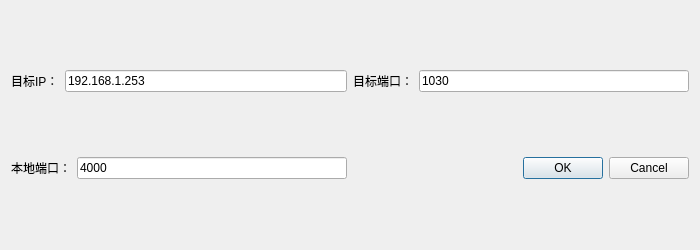
Qt form BMS/dialog.ui (Dory-L/BMS) before a commit.
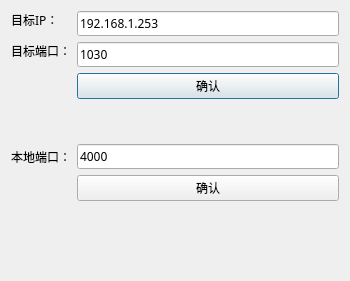
The same form after that commit.

What changed in the file:
```diff
--- a/BMS/dialog.ui
+++ b/BMS/dialog.ui
@@ -6,20 +6,26 @@
    <rect>
     <x>0</x>
     <y>0</y>
-    <width>700</width>
-    <height>250</height>
+    <width>350</width>
+    <height>281</height>
    </rect>
   </property>
+  <property name="sizePolicy">
+   <sizepolicy hsizetype="Fixed" vsizetype="Fixed">
+    <horstretch>0</horstretch>
+    <verstretch>0</verstretch>
+   </sizepolicy>
+  </property>
   <property name="minimumSize">
    <size>
-    <width>700</width>
-    <height>250</height>
+    <width>350</width>
+    <height>240</height>
    </size>
   </property>
   <property name="maximumSize">
    <size>
-    <width>700</width>
-    <height>250</height>
+    <width>350</width>
+    <height>281</height>
    </size>
   </property>
   <property name="windowTitle">
@@ -27,8 +33,8 @@
   </property>
   <layout class="QGridLayout" name="gridLayout">
    <item row="0" column="0">
-    <layout class="QHBoxLayout" name="horizontalLayout_2">
-     <item>
+    <layout class="QFormLayout" name="formLayout">
+     <item row="0" column="0">
       <widget class="QLabel" name="label">
        <property name="sizePolicy">
         <sizepolicy hsizetype="Preferred" vsizetype="Fixed">
@@ -36,23 +42,31 @@
          <verstretch>0</verstretch>
         </sizepolicy>
        </property>
+       <property name="font">
+        <font>
+         <family>Adobe Devanagari</family>
+         <pointsize>9</pointsize>
+        </font>
+       </property>
        <property name="text">
         <string>目标IP：</string>
        </property>
       </widget>
      </item>
-     <item>
+     <item row="0" column="1">
       <widget class="QLineEdit" name="aimiplineEdit">
+       <property name="font">
+        <font>
+         <family>宋体</family>
+         <pointsize>9</pointsize>
+        </font>
+       </property>
        <property name="text">
         <string>192.168.1.253</string>
        </property>
       </widget>
      </item>
-    </layout>
-   </item>
-   <item row="0" column="1">
-    <layout class="QHBoxLayout" name="horizontalLayout_3">
-     <item>
+     <item row="1" column="0">
       <widget class="QLabel" name="label_2">
        <property name="sizePolicy">
         <sizepolicy hsizetype="Preferred" vsizetype="Fixed">
@@ -60,45 +74,88 @@
          <verstretch>0</verstretch>
         </sizepolicy>
        </property>
+       <property name="font">
+        <font>
+         <family>Adobe Devanagari</family>
+         <pointsize>9</pointsize>
+        </font>
+       </property>
        <property name="text">
         <string>目标端口：</string>
        </property>
       </widget>
      </item>
-     <item>
+     <item row="1" column="1">
       <widget class="QLineEdit" name="aimportlineEdit">
+       <property name="font">
+        <font>
+         <family>宋体</family>
+         <pointsize>9</pointsize>
+        </font>
+       </property>
        <property name="text">
         <string>1030</string>
        </property>
       </widget>
      </item>
+     <item row="2" column="1">
+      <widget class="QPushButton" name="pushButton">
+       <property name="font">
+        <font>
+         <family>Adobe Devanagari</family>
+         <pointsize>9</pointsize>
+        </font>
+       </property>
+       <property name="text">
+        <string>确认</string>
+       </property>
+      </widget>
+     </item>
     </layout>
    </item>
    <item row="1" column="0">
-    <layout class="QHBoxLayout" name="horizontalLayout">
-     <item>
+    <layout class="QFormLayout" name="formLayout_2">
+     <item row="0" column="0">
       <widget class="QLabel" name="label_3">
+       <property name="font">
+        <font>
+         <family>Adobe Devanagari</family>
+         <pointsize>9</pointsize>
+        </font>
+       </property>
        <property name="text">
         <string>本地端口：</string>
        </property>
       </widget>
      </item>
-     <item>
+     <item row="0" column="1">
       <widget class="QLineEdit" name="localportlineEdit">
+       <property name="font">
+        <font>
+         <family>宋体</family>
+         <pointsize>9</pointsize>
+        </font>
+       </property>
        <property name="text">
         <string>4000</string>
        </property>
       </widget>
      </item>
+     <item row="1" column="1">
+      <widget class="QPushButton" name="pushButton_2">
+       <property name="font">
+        <font>
+         <family>Adobe Devanagari</family>
+         <pointsize>9</pointsize>
+        </font>
+       </property>
+       <property name="text">
+        <string>确认</string>
+       </property>
+      </widget>
+     </item>
     </layout>
    </item>
-   <item row="1" column="1">
-    <widget class="QDialogButtonBox" name="dialogbuttonBox">
-     <property name="standardButtons">
-      <set>QDialogButtonBox::Cancel|QDialogButtonBox::Ok</set>
-     </property>
-    </widget>
-   </item>
   </layout>
  </widget>
  <layoutdefault spacing="6" margin="11"/>
```
Left out of the diff: 35 changed lines with no effect on the pictures.
